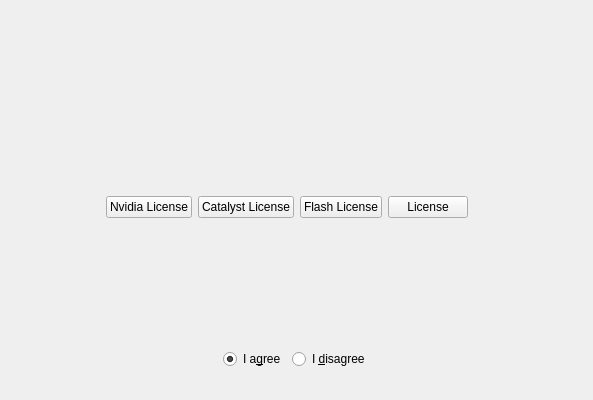
Old version of the form src/modules/license/LicensePage.ui in the repository dagodax/calamares.
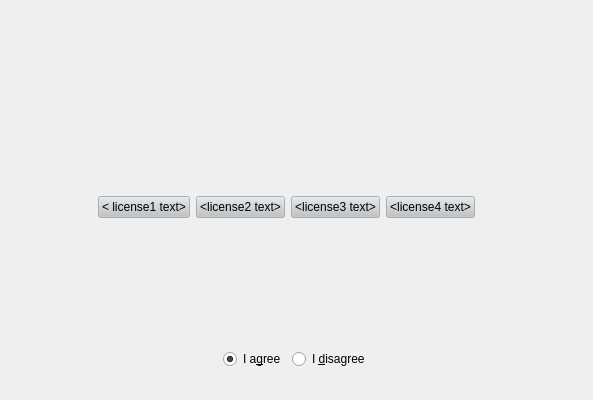
New version of the form.

Commit message: set button names modular in KaOS branch too generic names replacing proprietary names use same color for buttons as sidebar

Patch:
```diff
--- a/src/modules/license/LicensePage.ui
+++ b/src/modules/license/LicensePage.ui
@@ -61,30 +61,178 @@
         </spacer>
        </item>
        <item>
-        <widget class="QPushButton" name="nvidiaButton">
+        <widget class="QPushButton" name="license1Button">
+         <property name="palette">
+          <palette>
+           <active>
+            <colorrole role="Button">
+             <brush brushstyle="SolidPattern">
+              <color alpha="255">
+               <red>189</red>
+               <green>195</green>
+               <blue>199</blue>
+              </color>
+             </brush>
+            </colorrole>
+           </active>
+           <inactive>
+            <colorrole role="Button">
+             <brush brushstyle="SolidPattern">
+              <color alpha="255">
+               <red>189</red>
+               <green>195</green>
+               <blue>199</blue>
+              </color>
+             </brush>
+            </colorrole>
+           </inactive>
+           <disabled>
+            <colorrole role="Button">
+             <brush brushstyle="SolidPattern">
+              <color alpha="255">
+               <red>189</red>
+               <green>195</green>
+               <blue>199</blue>
+              </color>
+             </brush>
+            </colorrole>
+           </disabled>
+          </palette>
+         </property>
          <property name="text">
-          <string>Nvidia License</string>
+          <string notr="true">&lt; license1 text&gt;</string>
          </property>
         </widget>
        </item>
        <item>
-        <widget class="QPushButton" name="catalystButton">
+        <widget class="QPushButton" name="license2Button">
+         <property name="palette">
+          <palette>
+           <active>
+            <colorrole role="Button">
+             <brush brushstyle="SolidPattern">
+              <color alpha="255">
+               <red>189</red>
+               <green>195</green>
+               <blue>199</blue>
+              </color>
+             </brush>
+            </colorrole>
+           </active>
+           <inactive>
+            <colorrole role="Button">
+             <brush brushstyle="SolidPattern">
+              <color alpha="255">
+               <red>189</red>
+               <green>195</green>
+               <blue>199</blue>
+              </color>
+             </brush>
+            </colorrole>
+           </inactive>
+           <disabled>
+            <colorrole role="Button">
+             <brush brushstyle="SolidPattern">
+              <color alpha="255">
+               <red>189</red>
+               <green>195</green>
+               <blue>199</blue>
+              </color>
+             </brush>
+            </colorrole>
+           </disabled>
+          </palette>
+         </property>
          <property name="text">
-          <string>Catalyst License</string>
+          <string notr="true">&lt;license2 text&gt;</string>
          </property>
         </widget>
        </item>
        <item>
-        <widget class="QPushButton" name="flashButton">
+        <widget class="QPushButton" name="license3Button">
+         <property name="palette">
+          <palette>
+           <active>
+            <colorrole role="Button">
+             <brush brushstyle="SolidPattern">
+              <color alpha="255">
+               <red>189</red>
+               <green>195</green>
+               <blue>199</blue>
+              </color>
+             </brush>
+            </colorrole>
+           </active>
+           <inactive>
+            <colorrole role="Button">
+             <brush brushstyle="SolidPattern">
+              <color alpha="255">
+               <red>189</red>
+               <green>195</green>
+               <blue>199</blue>
+              </color>
+             </brush>
+            </colorrole>
+           </inactive>
+           <disabled>
+            <colorrole role="Button">
+             <brush brushstyle="SolidPattern">
+              <color alpha="255">
+               <red>189</red>
+               <green>195</green>
+               <blue>199</blue>
+              </color>
+             </brush>
+            </colorrole>
+           </disabled>
+          </palette>
+         </property>
          <property name="text">
-          <string>Flash License</string>
+          <string notr="true">&lt;license3 text&gt;</string>
          </property>
         </widget>
        </item>
        <item>
-        <widget class="QPushButton" name="licenseButton">
+        <widget class="QPushButton" name="license4Button">
+         <property name="palette">
+          <palette>
+           <active>
+            <colorrole role="Button">
+             <brush brushstyle="SolidPattern">
+              <color alpha="255">
+               <red>189</red>
+               <green>195</green>
+               <blue>199</blue>
+              </color>
+             </brush>
+            </colorrole>
+           </active>
+           <inactive>
+            <colorrole role="Button">
+             <brush brushstyle="SolidPattern">
+              <color alpha="255">
+               <red>189</red>
+               <green>195</green>
+               <blue>199</blue>
+              </color>
+             </brush>
+            </colorrole>
+           </inactive>
+           <disabled>
+            <colorrole role="Button">
+             <brush brushstyle="SolidPattern">
+              <color alpha="255">
+               <red>189</red>
+               <green>195</green>
+               <blue>199</blue>
+              </color>
+             </brush>
+            </colorrole>
+           </disabled>
+          </palette>
+         </property>
          <property name="text">
-          <string>License</string>
+          <string>&lt;license4 text&gt;</string>
          </property>
         </widget>
        </item>
```
The commit also changes 4 other files.
